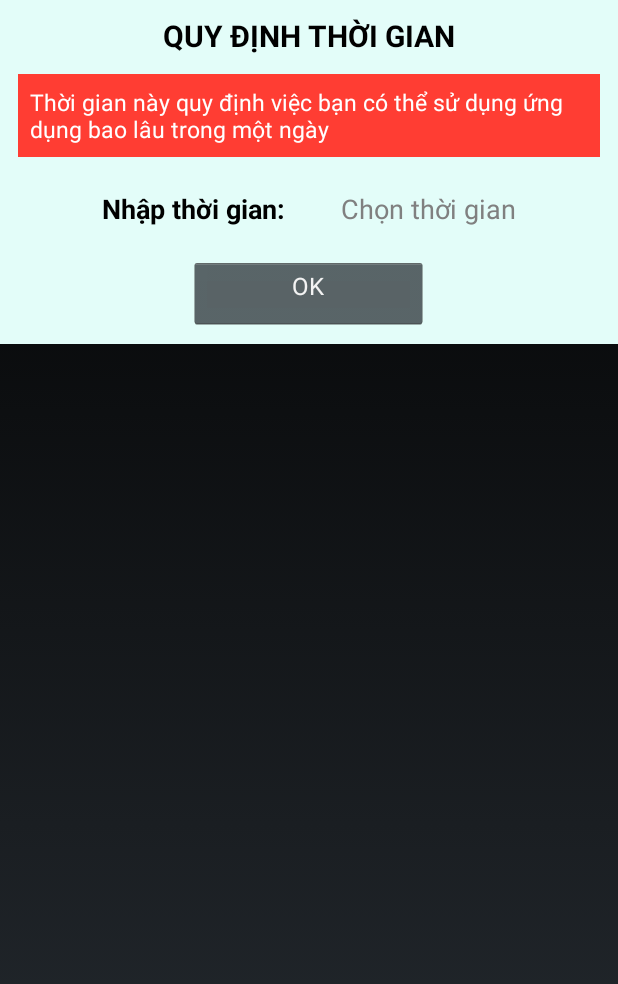
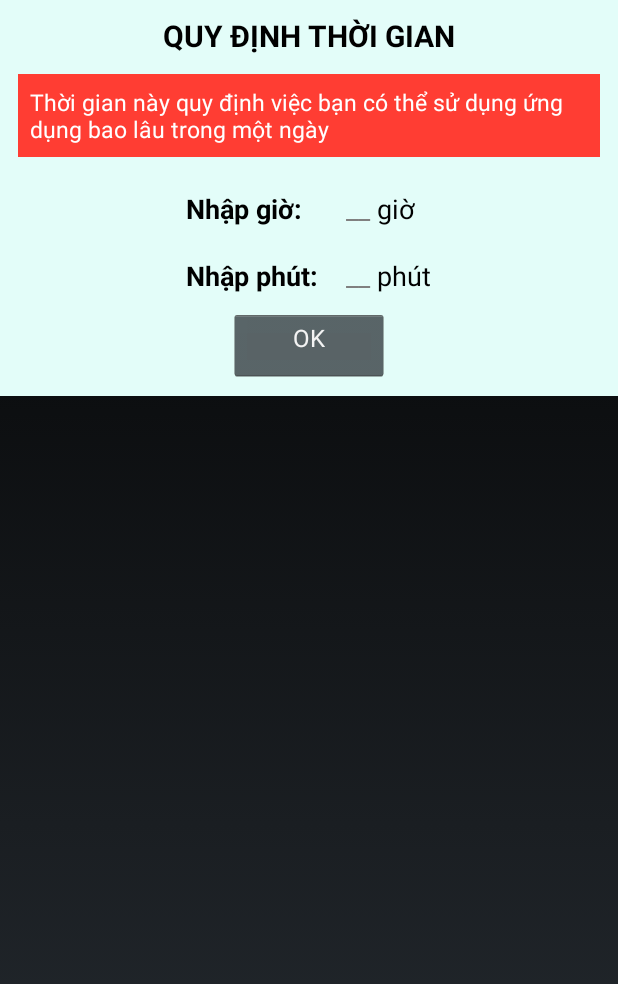
Before and after one commit to maung000/UsageStatistics_US, an Android app: the layout dialog_time_lock.xml on its own in the app's theme, with its tools: preview values and no code run, on a phone screen of 412 x 824 dp. Shown: the top 984 px of the screen. Run offline under Robolectric (Android 15) with nearby library versions, the phone set to English and light mode, and no system bars.

Commit message:
Redesign lock app + Fix error lock app

```diff
--- a/src/main/AndroidManifest.xml
+++ b/src/main/AndroidManifest.xml
@@ -7,6 +7,9 @@
     <uses-permission
         android:name="android.permission.GET_TASKS"
         tools:ignore="" />
+    <uses-permission android:name="android.permission.FORCE_STOP_PACKAGES"
+        tools:ignore="ProtectedPermissions" />
+    <uses-permission android:name="android.permission.KILL_BACKGROUND_PROCESSES" />
     <uses-permission android:name="android.permission.RECEIVE_BOOT_COMPLETED" />
     <uses-permission android:name="com.android.vending.BILLING" />
     <uses-permission
--- a/src/main/res/layout-v26/dialog_time_lock.xml
+++ b/src/main/res/layout-v26/dialog_time_lock.xml
@@ -2,6 +2,7 @@
 <RelativeLayout xmlns:android="http://schemas.android.com/apk/res/android"
     android:layout_height="wrap_content"
     android:layout_width="match_parent">
+
     <ScrollView
         android:layout_width="match_parent"
         android:layout_height="wrap_content"
@@ -28,17 +29,17 @@
                 android:layout_width="match_parent"
                 android:layout_height="wrap_content"
                 android:layout_margin="12dp"
+                android:background="#ff3d33"
                 android:padding="8dp"
+                android:text="Thời gian này quy định việc bạn có thể sử dụng ứng dụng bao lâu trong một ngày"
                 android:textColor="#ffffff"
-                android:textSize="15sp"
-                android:background="#ff3d33"
-                android:text="Thời gian này quy định việc bạn có thể sử dụng ứng dụng bao lâu trong một ngày"/>
+                android:textSize="15sp" />
 
             <TableRow
                 android:layout_width="match_parent"
                 android:layout_height="match_parent"
+                android:layout_marginBottom="10dp"
                 android:layout_marginTop="10dp"
-                android:layout_marginBottom="10dp"
                 android:gravity="center_horizontal">
 
                 <TextView
@@ -47,31 +48,61 @@
                     android:autoSizeMaxTextSize="40sp"
                     android:autoSizeMinTextSize="18sp"
                     android:autoSizeTextType="uniform"
-                    android:text="Nhập thời gian:             "
+                    android:text="Nhập giờ:        "
                     android:textColor="#000000"
                     android:textStyle="bold" />
 
+
                 <EditText
-                    android:id="@+id/lock_time"
+                    android:id="@+id/lock_hour_time"
                     android:layout_width="wrap_content"
                     android:layout_height="match_parent"
                     android:background="#e3fdf9"
-                    android:hint="Chọn thời gian"
+                    android:hint=" Nhập giờ "
+                    android:textColor="#000000"
                     android:textSize="18sp"
-                    android:textColor="#000000" />
+                    android:inputType="number"/>
             </TableRow>
             <TableRow
-                android:gravity="center_horizontal"
-                android:layout_marginBottom="10dp">
+                android:layout_width="match_parent"
+                android:layout_height="match_parent"
+                android:layout_marginBottom="10dp"
+                android:layout_marginTop="10dp"
+                android:gravity="center_horizontal">
+                <TextView
+                    android:layout_width="match_parent"
+                    android:layout_height="match_parent"
+                    android:autoSizeMaxTextSize="40sp"
+                    android:autoSizeMinTextSize="18sp"
+                    android:autoSizeTextType="uniform"
+                    android:text="Nhập phút:        "
+                    android:textColor="#000000"
+                    android:textSize="14sp"
+                    android:textStyle="bold" />
+                <EditText
+                    android:id="@+id/lock_min_time"
+                    android:layout_width="wrap_content"
+                    android:layout_height="match_parent"
+                    android:background="#e3fdf9"
+                    android:hint="  Nhập phút  "
+                    android:textColor="#000000"
+                    android:textSize="18sp"
+                    android:inputType="number"/>
+
+            </TableRow>
+
+            <TableRow
+                android:layout_marginBottom="10dp"
+                android:gravity="center_horizontal">
+
                 <Button
                     android:id="@+id/btn_OK"
                     android:layout_width="wrap_content"
                     android:layout_height="wrap_content"
                     android:gravity="center_horizontal"
                     android:text="OK"
-                    android:textSize="16sp"/>
+                    android:textSize="16sp" />
             </TableRow>
-
 
 
         </TableLayout>
--- a/src/main/res/layout/dialog_time_lock.xml
+++ b/src/main/res/layout/dialog_time_lock.xml
@@ -1,12 +1,12 @@
-
 <RelativeLayout xmlns:android="http://schemas.android.com/apk/res/android"
     android:layout_height="wrap_content"
-    android:layout_width="match_parent">
+    android:layout_width="match_parent"
+    xmlns:app="http://schemas.android.com/apk/res-auto">
+
     <ScrollView
         android:layout_width="match_parent"
         android:layout_height="wrap_content"
         android:scrollbars="vertical">
-
         <TableLayout
             android:layout_width="match_parent"
             android:layout_height="wrap_content"
@@ -28,48 +28,88 @@
                 android:layout_width="match_parent"
                 android:layout_height="wrap_content"
                 android:layout_margin="12dp"
+                android:background="#ff3d33"
                 android:padding="8dp"
+                android:text="Thời gian này quy định việc bạn có thể sử dụng ứng dụng bao lâu trong một ngày"
                 android:textColor="#ffffff"
-                android:textSize="15sp"
-                android:background="#ff3d33"
-                android:text="Thời gian này quy định việc bạn có thể sử dụng ứng dụng bao lâu trong một ngày"/>
+                android:textSize="15sp" />
 
             <TableRow
                 android:layout_width="match_parent"
                 android:layout_height="match_parent"
+                android:layout_marginBottom="10dp"
                 android:layout_marginTop="10dp"
-                android:layout_marginBottom="20dp"
                 android:gravity="center_horizontal">
 
                 <TextView
                     android:layout_width="match_parent"
                     android:layout_height="match_parent"
+                    android:text="Nhập giờ:   "
                     android:textSize="18sp"
-                    android:text="Nhập thời gian:        "
                     android:textColor="#000000"
                     android:textStyle="bold" />
 
+
                 <EditText
-                    android:id="@+id/lock_time"
+                    android:id="@+id/lock_hour_time"
                     android:layout_width="wrap_content"
                     android:layout_height="match_parent"
                     android:background="#e3fdf9"
-                    android:hint="Chọn thời gian"
+                    android:hint="__ "
+                    android:textColor="#000000"
+                    android:textSize="18sp"
+                    android:inputType="number"/>
+                <TextView
+                    android:layout_width="match_parent"
+                    android:layout_height="match_parent"
+                    android:text="giờ"
+                    android:textSize="18sp"
+                    android:textColor="#000000"/>
+            </TableRow>
+            <TableRow
+                android:layout_width="match_parent"
+                android:layout_height="match_parent"
+                android:layout_marginBottom="10dp"
+                android:layout_marginTop="10dp"
+                android:gravity="center_horizontal">
+                <TextView
+                    android:layout_width="match_parent"
+                    android:layout_height="match_parent"
+                    android:text="Nhập phút:    "
+                    android:textColor="#000000"
+                    android:textSize="18sp"
+                    android:textStyle="bold" />
+                <EditText
+                    android:id="@+id/lock_min_time"
+                    android:layout_width="wrap_content"
+                    android:layout_height="match_parent"
+                    android:background="#e3fdf9"
+                    android:hint="__ "
+                    android:textColor="#000000"
+                    android:textSize="18sp"
+                    android:inputType="number"
+                    />
+                <TextView
+                    android:layout_width="match_parent"
+                    android:layout_height="match_parent"
+                    android:text="phút"
                     android:textSize="18sp"
                     android:textColor="#000000" />
+
             </TableRow>
+
             <TableRow
-                android:gravity="center_horizontal"
-                android:layout_marginBottom="10dp">
+                android:layout_marginBottom="10dp"
+                android:gravity="center_horizontal">
+
                 <Button
                     android:id="@+id/btn_OK"
                     android:layout_width="wrap_content"
                     android:layout_height="wrap_content"
                     android:gravity="center_horizontal"
                     android:text="OK"
-                    android:textSize="16sp"/>
+                    android:textSize="16sp" />
             </TableRow>
-
 
 
         </TableLayout>
--- a/src/main/res/layout/setting.xml
+++ b/src/main/res/layout/setting.xml
@@ -19,12 +19,6 @@
 
     <PreferenceCategory android:title="Khóa ứng dụng">
 
-    <PreferenceScreen
-        android:key="password"
-        android:summary="Thiết lập mật khẩu cho việc khóa ứng dụng"
-        android:title="Mật khẩu " >
-    </PreferenceScreen>
-
         <PreferenceScreen
             android:key="change_password"
             android:title="Thay đổi mật khẩu" >
--- a/src/main/res/values/strings.xml
+++ b/src/main/res/values/strings.xml
@@ -126,6 +126,10 @@
     <string name="us_permission_head">Phần mềm cần phải được cấp quyền theo cách thủ công để có thể giám sát việc sử dụng ứng dụng.</string>
     <string name="us_permission_settings_button">Cấp quyền cho UsageStatistics</string>
 
+    <!-- Usage Stats permission -->
+    <string name="create_password_title">Khóa ứng dụng</string>
+    <string name="create_password_head">Phần mềm cho phép người sử dụng có thể quy định thời gian và khóa ứng dụng lại bằng mật khẩu.</string>
+    <string name="create_password_button">Tạo mật khẩu</string>
 
     <string-array name="entries_stats_widget_appsno_preference" translatable="false">
         <item>2</item>
```
Also changed, not shown: src/main/java/ca/mimic/usagestatistics/Settings.java (+179 -92 lines), src/main/java/ca/mimic/usagestatistics/UsCreatePassword.java (added, +43 -0 lines), src/main/java/ca/mimic/usagestatistics/Utils/SharedPreference.java (+10 -2 lines), src/main/java/ca/mimic/usagestatistics/services/AppCheckServices.java (+121 -3 lines), src/main/res/layout/popup_unlock.xml (added, +47 -0 lines), src/main/res/layout/us_create_password.xml (added, +23 -0 lines), 268 other files.
